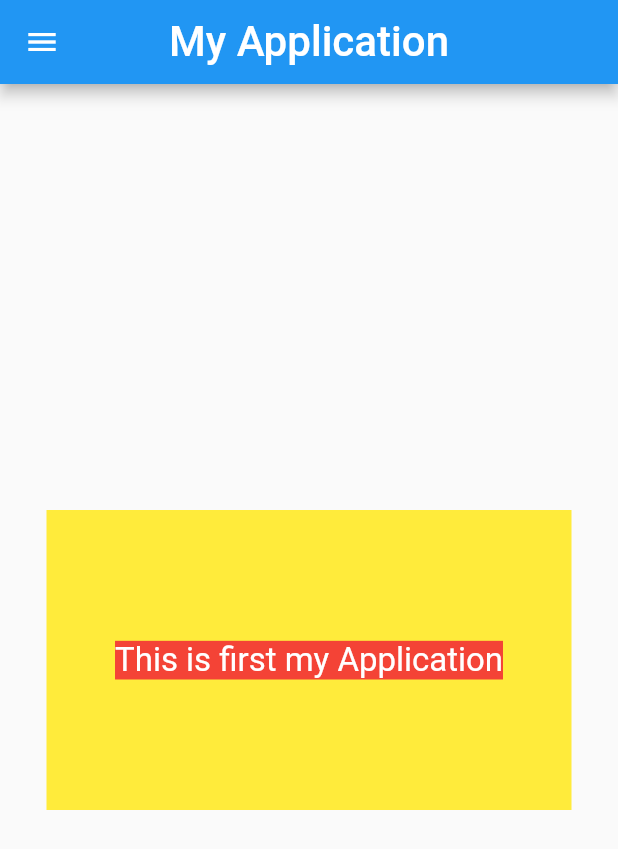
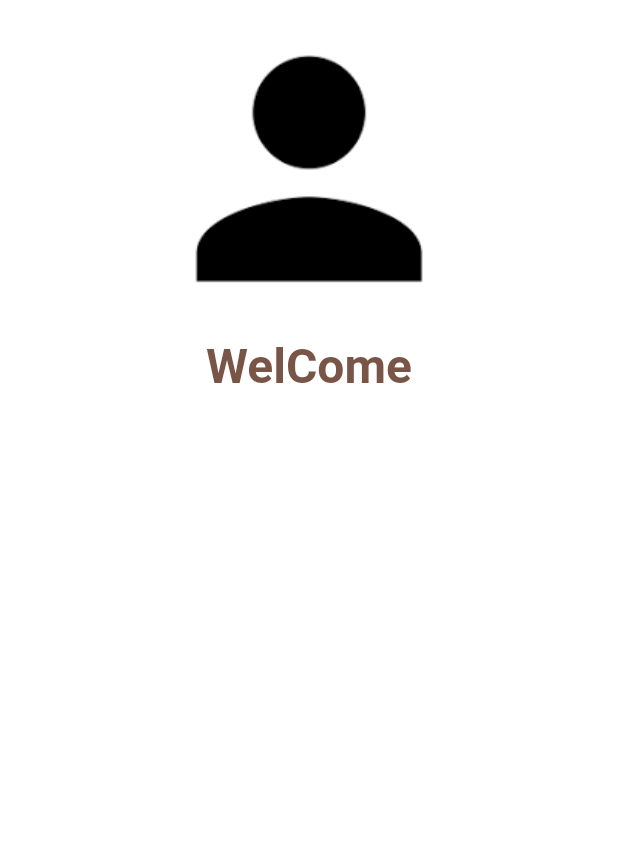
Before and after one commit to Alaminis/flutter_new_Apps, a Flutter app: the screen it shows after launch, on a phone screen of 412 x 824 dp. Shown: the top 849 px of the screen. Run offline on Flutter 3.47's test engine with Material 2 defaults, Android fonts, the phone set to English and light mode, and no system bars; our stand-ins replace google_fonts.

Commit message:
this is first commit

```diff
--- a/lib/main.dart
+++ b/lib/main.dart
@@ -1,5 +1,7 @@
+import 'package:flutter/material.dart';
 import 'package:first_app/pages/homepage.dart';
-import 'package:flutter/material.dart';
+import 'package:first_app/pages/loginpage.dart';
+import 'package:google_fonts/google_fonts.dart';
 
 void main() {
   runApp(const MyApp());
@@ -11,7 +13,18 @@ class MyApp extends StatelessWidget {
   @override
   Widget build(BuildContext context) {
     return MaterialApp(
-      home: HomePage(),
+      themeMode: ThemeMode.light,
+      theme: ThemeData(
+        primarySwatch: Colors.pink,
+        primaryTextTheme: GoogleFonts.aBeeZeeTextTheme(),
+      ),
+      darkTheme: ThemeData(brightness: Brightness.dark),
+      initialRoute: "/login",
+      routes: {
+        "/": (context) => LoginPage(),
+        "/home": (context) => HomePage(),
+        "/login": (context) => LoginPage(),
+      },
     );
   }
 }
--- /dev/null
+++ b/lib/pages/loginpage.dart
@@ -0,0 +1,23 @@
+import 'package:flutter/material.dart';
+
+class LoginPage extends StatelessWidget {
+  const LoginPage({Key? key}) : super(key: key);
+
+  @override
+  Widget build(BuildContext context) {
+    return Material(
+      color: Colors.white,
+      child: Column(
+        children: [
+          Image.asset("assets/image/logo_img.png"),
+          const Text("WelCome",
+              style: TextStyle(
+                fontSize: 32,
+                fontWeight: FontWeight.bold,
+                color: Colors.brown,
+              )),
+        ],
+      ),
+    );
+  }
+}
--- a/pubspec.yaml
+++ b/pubspec.yaml
@@ -34,6 +34,7 @@ dependencies:
   # The following adds the Cupertino Icons font to your application.
   # Use with the CupertinoIcons class for iOS style icons.
   cupertino_icons: ^1.0.2
+  google_fonts: ^2.1.0
 
 dev_dependencies:
   flutter_test:
@@ -58,8 +59,8 @@ flutter:
   uses-material-design: true
 
   # To add assets to your application, add an assets section, like this:
-  # assets:
-  #   - images/a_dot_burr.jpeg
+  assets:
+    - assets/image/
   #   - images/a_dot_ham.jpeg
 
   # An image asset can refer to one or more resolution-specific "variants", see
```
Also changed, not shown: assets/image/logo_img.png (added), pubspec.lock.
